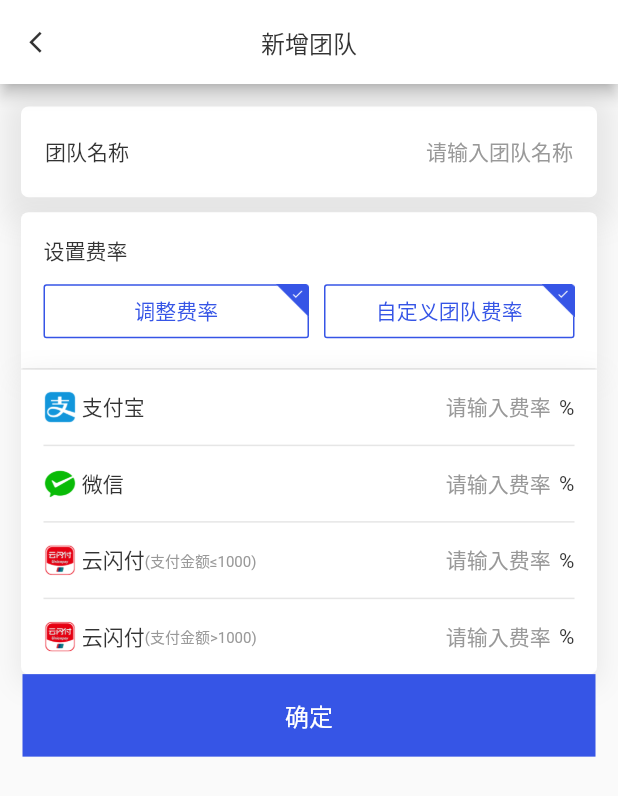
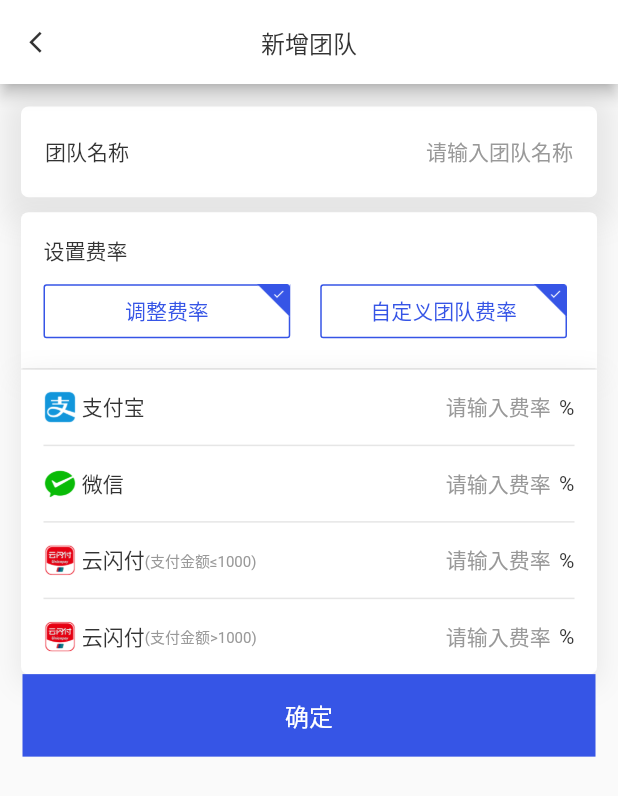
Before and after one commit to heiseyoumo/flutter_app, a Flutter app: the screen it shows after launch, after a tap on "打开新页面", on a phone screen of 412 x 824 dp. Shown: the top 796 px of the screen. Run offline on Flutter 3.47's test engine with Material 2 defaults, Android fonts, the phone set to English and light mode, and no system bars; our stand-ins replace flutter_screenutil.

Commit message:
新增费率

```diff
--- a/lib/second.dart
+++ b/lib/second.dart
@@ -87,7 +87,7 @@ class AddTeamPage extends StatelessWidget {
           ),
         ),
         Container(
-          padding: EdgeInsets.fromLTRB(15, 15, 15, 20),
+          padding: EdgeInsets.fromLTRB(15, 15, 20, 20),
           margin: EdgeInsets.fromLTRB(14, 0, 14, 0),
           decoration: BoxDecoration(
             color: Colors.white,
@@ -123,6 +123,7 @@ class AddTeamPage extends StatelessWidget {
                     Expanded(
                       flex: 1,
                       child: Container(
+                        margin: EdgeInsets.only(right: 10),
                         height: 36,
                         child: Stack(
                           children: <Widget>[
```
